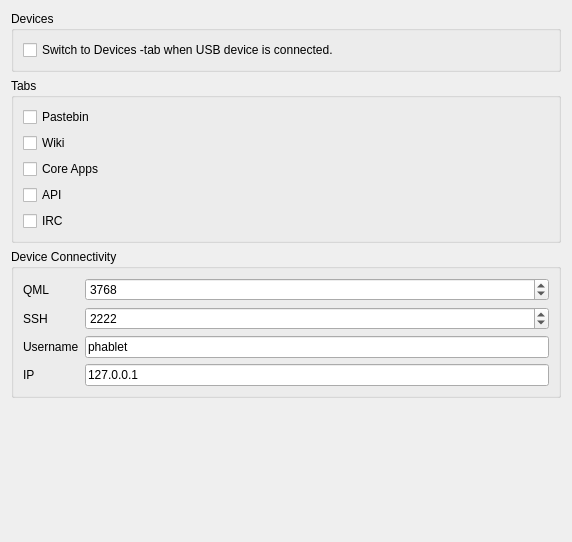
Qt form src/ubuntu/ubuntusettingswidget.ui (runelabs/qtcreator-plugin-ubuntu) before a commit.
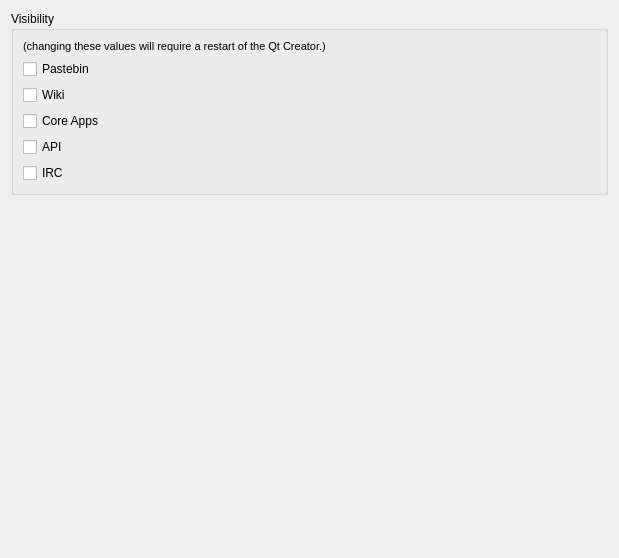
The same form after that commit.

Commit message: Moved misc buttons from Devices tabs under Settings page. Added more Settings pages.

The edit to the form file:
```diff
--- a/src/ubuntu/ubuntusettingswidget.ui
+++ b/src/ubuntu/ubuntusettingswidget.ui
@@ -6,36 +6,32 @@
    <rect>
     <x>0</x>
     <y>0</y>
-    <width>572</width>
-    <height>542</height>
+    <width>619</width>
+    <height>558</height>
    </rect>
   </property>
   <property name="windowTitle">
    <string>Form</string>
   </property>
-  <layout class="QVBoxLayout" name="verticalLayout_2">
-   <item>
-    <widget class="QGroupBox" name="groupBox_2">
-     <property name="title">
-      <string>Devices</string>
-     </property>
-     <layout class="QVBoxLayout" name="verticalLayout_3">
-      <item>
-       <widget class="QCheckBox" name="checkBox_mode_devices_autotoggle">
-        <property name="text">
-         <string>Switch to Devices -tab when USB device is connected.</string>
-        </property>
-       </widget>
-      </item>
-     </layout>
-    </widget>
-   </item>
+  <layout class="QVBoxLayout" name="verticalLayout_4">
    <item>
     <widget class="QGroupBox" name="groupBox">
      <property name="title">
-      <string>Tabs</string>
+      <string>Visibility</string>
      </property>
      <layout class="QVBoxLayout" name="verticalLayout">
+      <item>
+       <widget class="QLabel" name="label">
+        <property name="font">
+         <font>
+          <pointsize>8</pointsize>
+         </font>
+        </property>
+        <property name="text">
+         <string>(changing these values will require a restart of the Qt Creator.)</string>
+        </property>
+       </widget>
+      </item>
       <item>
        <widget class="QCheckBox" name="checkBox_mode_pastebin">
         <property name="text">
@@ -74,92 +70,6 @@
      </layout>
     </widget>
    </item>
-   <item>
-    <widget class="QGroupBox" name="groupBox_3">
-     <property name="title">
-      <string>Device Connectivity</string>
-     </property>
-     <layout class="QFormLayout" name="formLayout">
-      <item row="0" column="0">
-       <widget class="QLabel" name="label_5">
-        <property name="text">
-         <string>QML</string>
-        </property>
-       </widget>
-      </item>
-      <item row="2" column="0">
-       <widget class="QLabel" name="label_6">
-        <property name="text">
-         <string>SSH</string>
-        </property>
-       </widget>
-      </item>
-      <item row="4" column="0">
-       <widget class="QLabel" name="label_3">
-        <property name="text">
-         <string>Username</string>
-        </property>
-       </widget>
-      </item>
-      <item row="0" column="1">
-       <widget class="QSpinBox" name="spinBoxDeviceQmlPort">
-        <property name="enabled">
-         <bool>true</bool>
-        </property>
-        <property name="minimum">
-         <number>0</number>
-        </property>
-        <property name="maximum">
-         <number>32000</number>
-        </property>
-        <property name="value">
-         <number>3768</number>
-        </property>
-       </widget>
-      </item>
-      <item row="2" column="1">
-       <widget class="QSpinBox" name="spinBoxDeviceSshPort">
-        <property name="enabled">
-         <bool>true</bool>
-        </property>
-        <property name="minimum">
-         <number>0</number>
-        </property>
-        <property name="maximum">
-         <number>32000</number>
-        </property>
-        <property name="value">
-         <number>2222</number>
-        </property>
-       </widget>
-      </item>
-      <item row="4" column="1">
-       <widget class="QLineEdit" name="lineEditDeviceUserName">
-        <property name="enabled">
-         <bool>true</bool>
-        </property>
-        <property name="text">
-         <string>phablet</string>
-        </property>
-       </widget>
-      </item>
-      <item row="5" column="1">
-       <widget class="QLineEdit" name="lineEditDeviceIP">
-        <property name="text">
-         <string>127.0.0.1</string>
-        </property>
-       </widget>
-      </item>
-      <item row="5" column="0">
-       <widget class="QLabel" name="label">
-        <property name="text">
-         <string>IP</string>
-        </property>
-       </widget>
-      </item>
-     </layout>
-    </widget>
-   </item>
    <item>
     <spacer name="verticalSpacer">
      <property name="orientation">
```
The commit also changes 16 other files.
